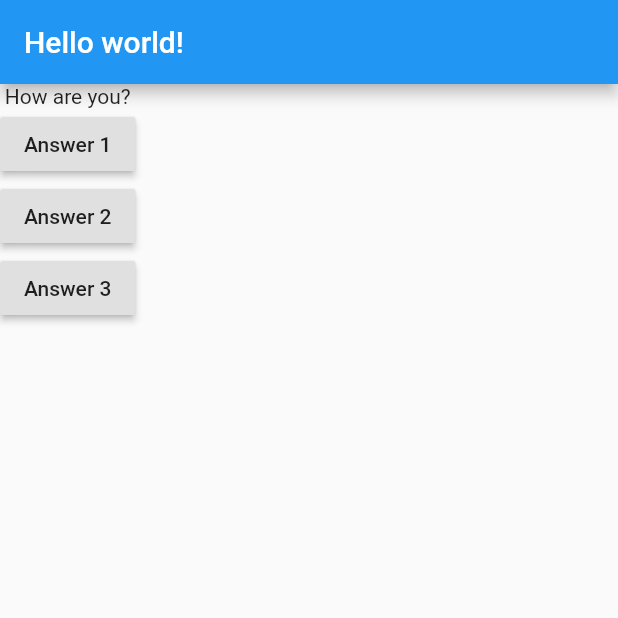
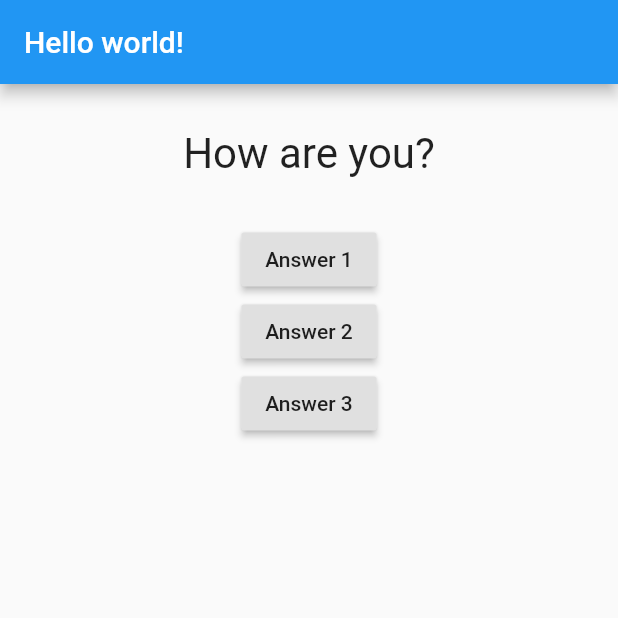
Before and after one commit to Ismail-Ai404/flutter_complete_guide, a Flutter app: the screen it shows after launch, on a phone screen of 412 x 824 dp, the top half of it. Run offline on Flutter 3.47's test engine with Material 2 defaults, Android fonts, the phone set to English and light mode, and no system bars.

Commit message:
Add style to question

```diff
--- a/lib/question.dart
+++ b/lib/question.dart
@@ -7,6 +7,13 @@ class Question extends StatelessWidget {
 
   @override
   Widget build(BuildContext context) {
-    return Text(questions);
+    return Container(
+        width: double.infinity,
+        margin: EdgeInsets.all(30),
+        child: Text(
+          questions,
+          style: TextStyle(fontSize: 28),
+          textAlign: TextAlign.center,
+        ));
   }
 }
```
